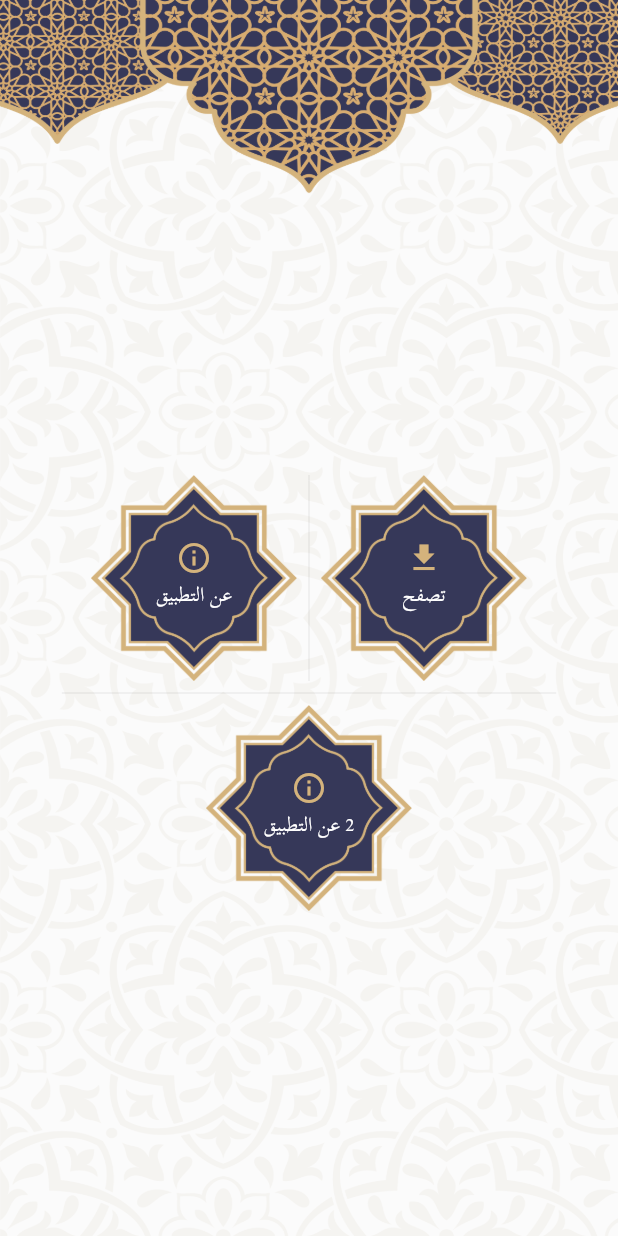
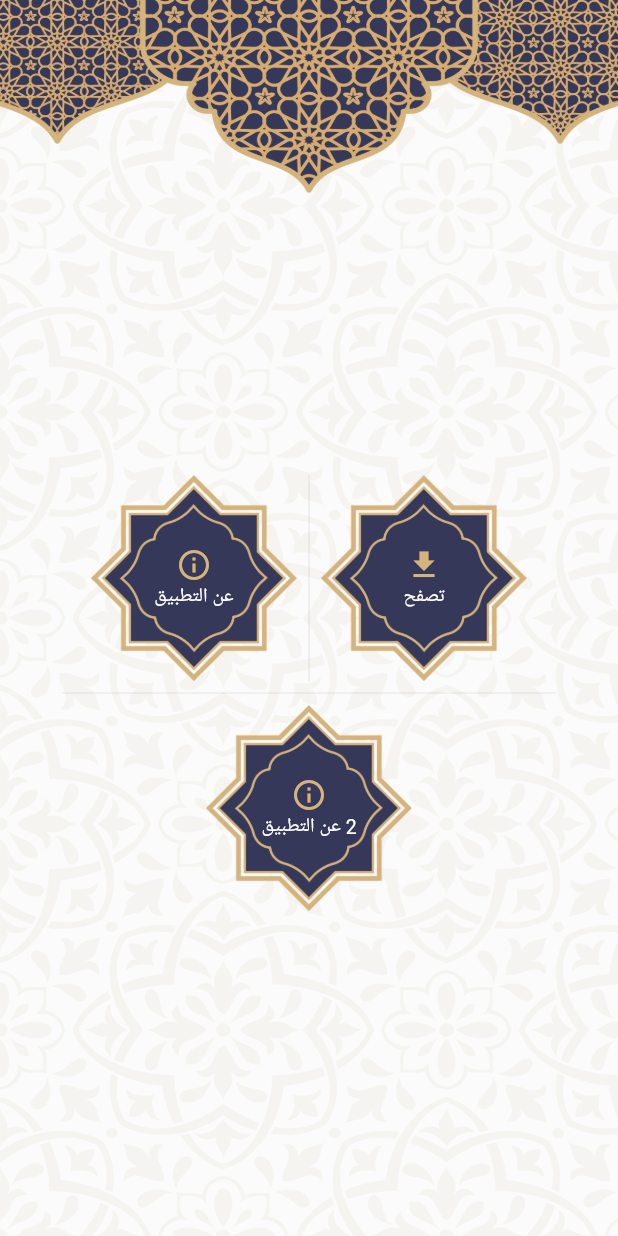
Before and after one commit to youcefdoukhi/el_madradja_assaadia, a Flutter app: the screen it shows after launch, on a phone screen of 412 x 824 dp. Run offline on Flutter 3.47's test engine with Material 2 defaults, Android fonts, the light colour scheme and no system bars; our stand-ins replace flutter_riverpod, just_audio, shared_preferences; missing offline and left inert: flutter_downloader.

Commit message:
05/06/2023 11:51

```diff
--- /dev/null
+++ b/SOURCE/liens.txt
@@ -0,0 +1,5 @@
+https://shamela.ws/book/12099
+
+http://qourraan3.blogspot.com/2013/12/002.html
+
+526*818  (x=50,y=59)
--- a/lib/download_page.dart
+++ b/lib/download_page.dart
@@ -76,11 +76,11 @@ class MyDownloadPageState extends State<MyDownloadPage> {
   @pragma('vm:entry-point')
   static void downloadCallback(
     String id,
-    DownloadTaskStatus status,
+    int status,
     int progress,
   ) {
     IsolateNameServer.lookupPortByName('downloader_send_port')
-        ?.send([id, status.value, progress]);
+        ?.send([id, status, progress]);
   }
 
   Widget _buildDownloadList() {
@@ -178,7 +178,7 @@ class MyDownloadPageState extends State<MyDownloadPage> {
         try {
           await myFile.delete();
         } catch (e) {
-          print("File delete problem");
+          //print("File delete problem");
         }
       }
     }
--- a/lib/main.dart
+++ b/lib/main.dart
@@ -1,18 +1,21 @@
 import 'package:flutter/material.dart';
+import 'package:flutter_downloader/flutter_downloader.dart';
 import 'package:flutter_localizations/flutter_localizations.dart';
-import 'package:flutter_downloader/flutter_downloader.dart';
-//import 'package:flutter_native_splash/flutter_native_splash.dart';
+import 'package:flutter_riverpod/flutter_riverpod.dart';
+import 'package:flutter/services.dart';
 import 'about.dart';
 import 'about2.dart';
 import 'download_page.dart';
 
-void main() async {
-  //WidgetsBinding widgetsBinding = WidgetsFlutterBinding.ensureInitialized();
-  //FlutterNativeSplash.preserve(widgetsBinding: widgetsBinding);
+Future<void> main() async {
   WidgetsFlutterBinding.ensureInitialized();
+  SystemChrome.setEnabledSystemUIMode(SystemUiMode.immersiveSticky);
   await FlutterDownloader.initialize(debug: true, ignoreSsl: true);
-
-  runApp(const MyApp());
+  runApp(
+    const ProviderScope(
+      child: MyApp(),
+    ),
+  );
 }
 
 class MyApp extends StatelessWidget {
@@ -81,10 +84,10 @@ class MainWidget extends StatelessWidget {
                       ),
                       child: Stack(
                         children: [
-                          Center(
+                          const Center(
                             child: Column(
                               mainAxisAlignment: MainAxisAlignment.center,
-                              children: const <Widget>[
+                              children: <Widget>[
                                 Icon(
                                   Icons.download,
                                   color: Color(0xFFD4B37C),
@@ -96,7 +99,6 @@ class MainWidget extends StatelessWidget {
                                   textAlign: TextAlign.justify,
                                   style: TextStyle(
                                     color: Colors.white,
-                                    fontFamily: "ScheherazadeNew",
                                     fontSize: 13,
                                   ),
                                 ),
@@ -134,10 +136,10 @@ class MainWidget extends StatelessWidget {
                       ),
                       child: Stack(
                         children: [
-                          Center(
+                          const Center(
                             child: Column(
                               mainAxisAlignment: MainAxisAlignment.center,
-                              children: const <Widget>[
+                              children: <Widget>[
                                 Icon(
                                   Icons.info_outline,
                                   //color: Colors.white,
@@ -149,7 +151,6 @@ class MainWidget extends StatelessWidget {
                                   textAlign: TextAlign.justify,
                                   style: TextStyle(
                                     color: Colors.white,
-                                    fontFamily: "ScheherazadeNew",
                                     fontSize: 13,
                                   ),
                                 ),
@@ -195,10 +196,10 @@ class MainWidget extends StatelessWidget {
                       ),
                       child: Stack(
                         children: [
-                          Center(
+                          const Center(
                             child: Column(
                               mainAxisAlignment: MainAxisAlignment.center,
-                              children: const <Widget>[
+                              children: <Widget>[
                                 Icon(
                                   Icons.info_outline,
                                   //color: Colors.white,
@@ -210,7 +211,6 @@ class MainWidget extends StatelessWidget {
                                   textAlign: TextAlign.justify,
                                   style: TextStyle(
                                     color: Colors.white,
-                                    fontFamily: "ScheherazadeNew",
                                     fontSize: 13,
                                   ),
                                 ),
```
Also changed, not shown: lib/about.dart (+1 -8 lines), lib/satate_data.dart (added, +65 -0 lines), pubspec.yaml (+7 -6 lines), pubspec.lock, 4 other files.
